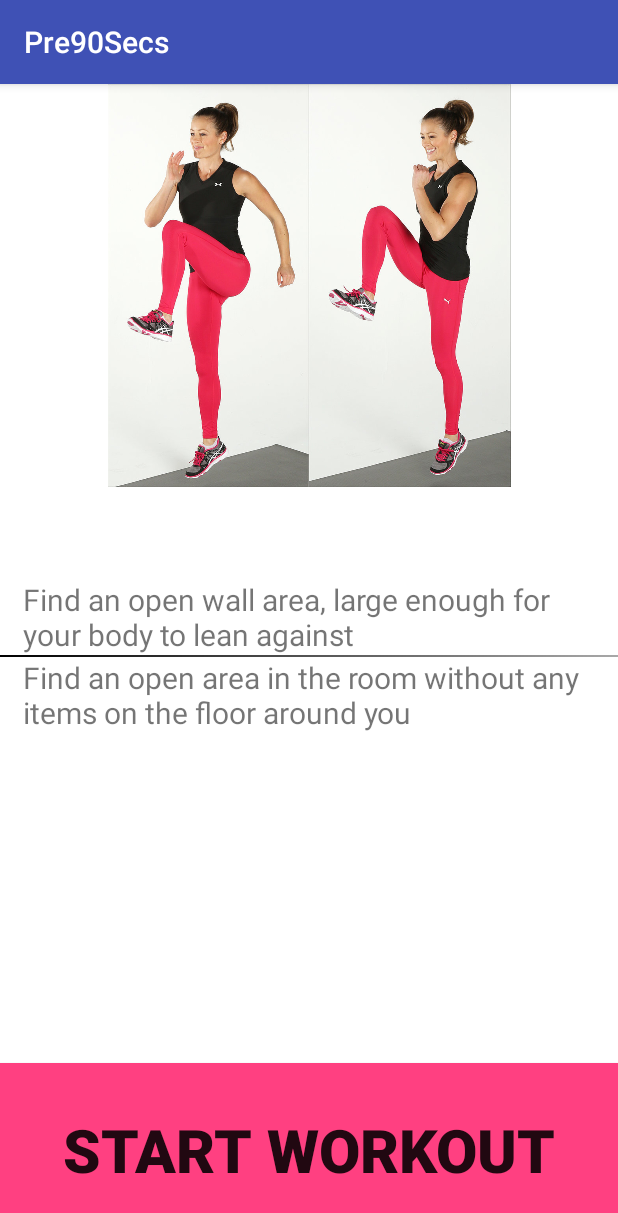
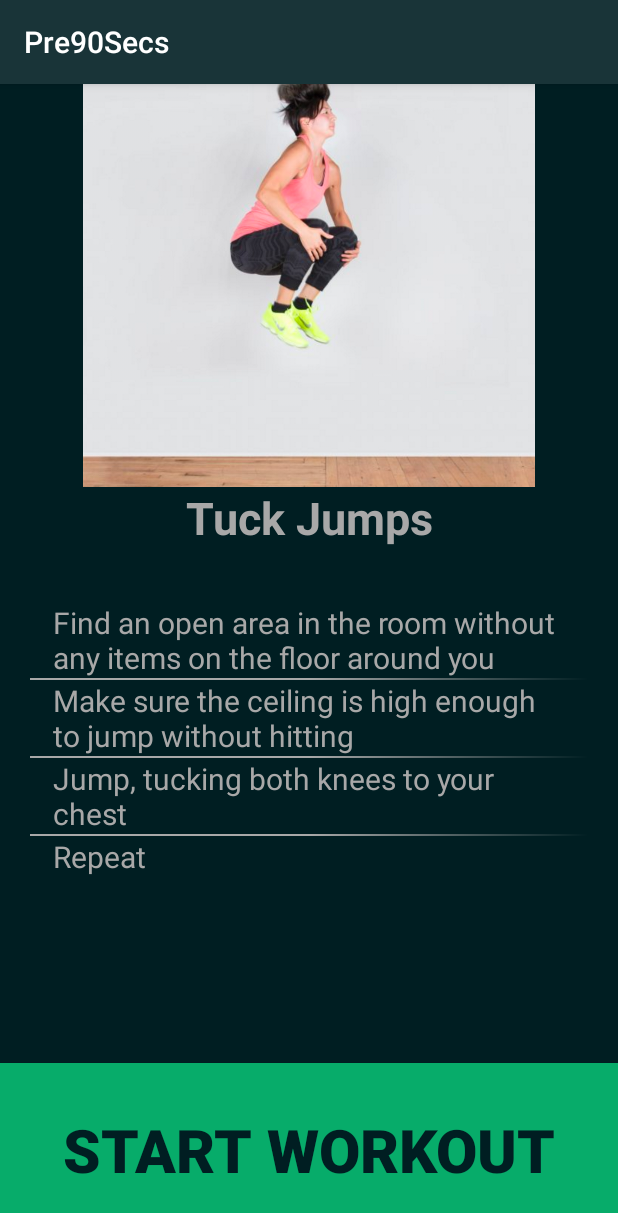
Before and after one commit to alliejc/pre90secs-android, an Android app: the screen it shows after launch (MainActivity), after a tap on "FETCH A WORKOUT", on a phone screen of 412 x 824 dp. Shown: the top 1213 px of the screen. Run offline under Robolectric (Android 15) with nearby library versions, the phone set to English and light mode, and no system bars; our stand-ins replace data binding.

Commit message:
Added more exercises to JSON Added a completion beep Fixed fragment stack

```diff
--- a/app/src/main/java/com/allie/pre90secs/CustomRecyclerViewAdapter.java
+++ b/app/src/main/java/com/allie/pre90secs/CustomRecyclerViewAdapter.java
@@ -8,22 +8,15 @@ import android.view.View;
 import android.view.ViewGroup;
 import android.widget.TextView;
 
-import com.allie.pre90secs.Data.ExerciseItem;
-
-import java.lang.reflect.Array;
-import java.util.ArrayList;
 import java.util.List;
-import java.util.Objects;
 
 public class CustomRecyclerViewAdapter extends RecyclerView.Adapter<CustomRecyclerViewAdapter.CustomViewHolder> {
 
-//    private List mList;
-    private List<ExerciseItem> mList;
-    private Array instructionList;
+    private List mInstructionList;
     private Context mContext;
 
     public CustomRecyclerViewAdapter(List list, Context context) {
-        this.mList = list;
+        this.mInstructionList = list;
         this.mContext = context;
     }
 
@@ -40,18 +33,15 @@ public class CustomRecyclerViewAdapter extends RecyclerView.Adapter<CustomRecycl
     @Override
     public void onBindViewHolder(CustomViewHolder holder, int position) {
 
-        int currentIndex = 0;
-
-        List instructionList = mList.get(position).getInstructions();
+        String exerciseItem = mInstructionList.get(position).toString();
         TextView instructionText = holder.instructionText;
 
-        instructionText.setText(instructionList.get(currentIndex).toString());
-        currentIndex++;
+        instructionText.setText(exerciseItem);
     }
 
     @Override
     public int getItemCount() {
-        return mList.size();
+        return mInstructionList.size();
     }
 
     public class CustomViewHolder extends RecyclerView.ViewHolder {
--- a/app/src/main/java/com/allie/pre90secs/Data/ExerciseItem.java
+++ b/app/src/main/java/com/allie/pre90secs/Data/ExerciseItem.java
@@ -10,12 +10,12 @@ public class ExerciseItem {
     @SerializedName("title")
     @Expose
     private String title;
-    @SerializedName("photo")
+    @SerializedName("image")
     @Expose
-    private String photo;
+    private String image;
     @SerializedName("instructions")
     @Expose
-    private List<String> instructions;
+    private List<String> instructions = null;
 
     public String getTitle() {
         return title;
@@ -25,12 +25,12 @@ public class ExerciseItem {
         this.title = title;
     }
 
-    public String getPhoto() {
-        return photo;
+    public String getImage() {
+        return image;
     }
 
-    public void setPhoto(String photo) {
-        this.photo = photo;
+    public void setImage(String image) {
+        this.image = image;
     }
 
     public List<String> getInstructions() {
@@ -40,4 +40,5 @@ public class ExerciseItem {
     public void setInstructions(List<String> instructions) {
         this.instructions = instructions;
     }
+
 }
--- a/app/src/main/java/com/allie/pre90secs/FetchWorkoutFragment.java
+++ b/app/src/main/java/com/allie/pre90secs/FetchWorkoutFragment.java
@@ -46,14 +46,14 @@ public class FetchWorkoutFragment extends Fragment {
             @Override
             public void onClick(View v) {
 
-                onButtonPressed(true);
+                fetchWorkout();
             }
         });
     }
 
-    public void onButtonPressed(boolean loadWorkout) {
+    public void fetchWorkout() {
         if (mListener != null) {
-            mListener.onFetchWorkoutFragmentInteraction(loadWorkout);
+            mListener.onFetchWorkoutFragmentInteraction();
         }
     }
 
@@ -75,6 +75,6 @@ public class FetchWorkoutFragment extends Fragment {
     }
 
     public interface OnFetchWorkoutFragmentInteractionListener {
-        void onFetchWorkoutFragmentInteraction(boolean loadWorkout);
+        void onFetchWorkoutFragmentInteraction();
     }
 }
--- a/app/src/main/java/com/allie/pre90secs/MainActivity.java
+++ b/app/src/main/java/com/allie/pre90secs/MainActivity.java
@@ -12,42 +12,56 @@ public class MainActivity extends AppCompatActivity implements WorkoutFragment.O
     @Override
     protected void onCreate(Bundle savedInstanceState) {
         super.onCreate(savedInstanceState);
+
+        if (savedInstanceState == null) {
             setContentView(R.layout.activity_main);
 
             mFragmentManager = getSupportFragmentManager();
-        showInitialScreen(false);
+            showInitialScreen();
         }
 
-    private void manageFragmentStack(boolean loadWorkout) {
+    }
 
-            if (loadWorkout) {
+//    private void manageFragmentStack(boolean loadWorkout) {
+//
+//            if (loadWorkout) {
 //                mFragmentManager.popBackStack(null, FragmentManager.POP_BACK_STACK_INCLUSIVE);
-                WorkoutFragment workoutFragment = WorkoutFragment.newInstance();
-                mFragmentManager.beginTransaction().add(R.id.main_framelayout, workoutFragment, "fragment").addToBackStack(null)
-                        .addToBackStack(null)
-                        .commit();
-            } else {
+//                WorkoutFragment workoutFragment = WorkoutFragment.newInstance();
+//                mFragmentManager.beginTransaction().add(R.id.main_framelayout, workoutFragment, "fragment").addToBackStack(null)
+//                        .addToBackStack(null)
+//                        .commit();
+//            } else {
 //                mFragmentManager.popBackStack(null, FragmentManager.POP_BACK_STACK_INCLUSIVE);
+//                FetchWorkoutFragment fetchWorkoutFragment = FetchWorkoutFragment.newInstance();
+//                mFragmentManager.beginTransaction().add(R.id.main_framelayout, fetchWorkoutFragment, "fragment").addToBackStack(null)
+//                        .addToBackStack(null)
+//                        .commit();
+//            }
+//    }
+
+    private void showInitialScreen() {
         FetchWorkoutFragment fetchWorkoutFragment = FetchWorkoutFragment.newInstance();
         mFragmentManager.beginTransaction().add(R.id.main_framelayout, fetchWorkoutFragment, "fragment").addToBackStack(null)
                 .addToBackStack(null)
                 .commit();
     }
-    }
 
-    private void showInitialScreen(boolean loadWorkout) {
-        manageFragmentStack(loadWorkout);
+    @Override
+    public void onWorkoutFragmentInteraction() {
+//        mFragmentManager.popBackStack(null, FragmentManager.POP_BACK_STACK_INCLUSIVE);
+        FetchWorkoutFragment fetchWorkoutFragment = FetchWorkoutFragment.newInstance();
+        mFragmentManager.beginTransaction().add(R.id.main_framelayout, fetchWorkoutFragment, "fragment").addToBackStack(null)
+                .addToBackStack(null)
+                .commit();
     }
 
     @Override
-    public void onWorkoutFragmentInteraction(boolean loadWorkout) {
+    public void onFetchWorkoutFragmentInteraction() {
 
-        manageFragmentStack(loadWorkout);
-    }
-
-    @Override
-    public void onFetchWorkoutFragmentInteraction(boolean loadWorkout) {
-
-        manageFragmentStack(loadWorkout);
+//        mFragmentManager.popBackStack(null, FragmentManager.POP_BACK_STACK_INCLUSIVE);
+        WorkoutFragment workoutFragment = WorkoutFragment.newInstance();
+        mFragmentManager.beginTransaction().add(R.id.main_framelayout, workoutFragment, "fragment").addToBackStack(null)
+                .addToBackStack(null)
+                .commit();
     }
 }
--- a/app/src/main/java/com/allie/pre90secs/WorkoutFragment.java
+++ b/app/src/main/java/com/allie/pre90secs/WorkoutFragment.java
@@ -1,7 +1,11 @@
 package com.allie.pre90secs;
 
 import android.content.Context;
+import android.content.res.Resources;
+import android.graphics.Bitmap;
+import android.graphics.BitmapFactory;
 import android.graphics.drawable.Drawable;
+import android.media.MediaPlayer;
 import android.os.Bundle;
 import android.os.Handler;
 import android.support.annotation.Nullable;
@@ -19,37 +23,26 @@ import android.widget.TextView;
 
 import com.allie.pre90secs.Data.ExerciseItem;
 import com.google.gson.Gson;
-import com.google.gson.GsonBuilder;
-import com.google.gson.JsonObject;
-import com.google.gson.JsonParser;
 import com.google.gson.reflect.TypeToken;
-
-import org.json.JSONArray;
-import org.json.JSONException;
-import org.json.JSONObject;
-
 import java.io.IOException;
 import java.io.InputStream;
 import java.lang.reflect.Type;
-import java.util.ArrayList;
-import java.util.HashMap;
 import java.util.List;
-import java.util.Map;
-
-import static com.allie.pre90secs.R.attr.title;
+import java.util.Random;
 
 public class WorkoutFragment extends Fragment {
 
-    private ImageView imageView;
-    private TextView mTitle;
+    private ImageView mImageView;
+    private TextView mTitleView;
     private Button startButton;
     private Button workoutTimer;
     private Handler mTimerHandler = new Handler();
     private int mTotalTime = 0;
     private RecyclerView mRecyclerView;
     private CustomRecyclerViewAdapter mAdapter;
-    private List mList;
+    private List mInstructionList;
     private LinearLayoutManager mLayoutManager;
+    private Boolean mBeepPlayed = false;
 
     private OnWorkoutFragmentInteractionListener mListener;
 
@@ -73,9 +66,9 @@ public class WorkoutFragment extends Fragment {
         // Inflate the layout for this fragment
         View v = inflater.inflate(R.layout.fragment_workout, container, false);
 
-        mTitle = (TextView) v.findViewById(R.id.title);
-        imageView = (ImageView) v.findViewById(R.id.workoutImage);
-        imageView.setImageResource(R.drawable.knee_high);
+        mTitleView = (TextView) v.findViewById(R.id.title);
+        mImageView = (ImageView) v.findViewById(R.id.workoutImage);
+        mImageView.setImageResource(R.drawable.knee_high);
         startButton = (Button) v.findViewById(R.id.startButton);
         workoutTimer = (Button) v.findViewById(R.id.workoutTimer);
         mRecyclerView = (RecyclerView) v.findViewById(R.id.recycler_view);
@@ -87,7 +80,7 @@ public class WorkoutFragment extends Fragment {
     public void onViewCreated(View view, @Nullable Bundle savedInstanceState) {
         super.onViewCreated(view, savedInstanceState);
 
-        setupRecyclerView();
+        setupUi();
 
         startButton.setOnClickListener(new View.OnClickListener() {
             @Override
@@ -102,25 +95,34 @@ public class WorkoutFragment extends Fragment {
         RecyclerView.ItemDecoration dividerItemDecoration = new RecyclerDivider(dividerDrawable);
         mRecyclerView.addItemDecoration(dividerItemDecoration);
 
-        mList = loadJSONFromAsset();
-
-//        mTitle.setText("KNEE HIGH");
-//        mList.add(0, "Find an open area in the room without any items on the floor around you");
-//        mList.add(1, "Make sure the ceiling is high enough to jump without hitting");
-//        mList.add(2, "Jump, tucking each knee to your chest");
-//        mList.add(3, "Repeat");
-
         mLayoutManager = new LinearLayoutManager(getContext(), LinearLayoutManager.VERTICAL, false);
         mRecyclerView.setLayoutManager(mLayoutManager);
         mRecyclerView.setHasFixedSize(true);
 
-        mAdapter = new CustomRecyclerViewAdapter(mList, getContext());
+        mAdapter = new CustomRecyclerViewAdapter(mInstructionList, getContext());
 
         mRecyclerView.setAdapter(mAdapter);
 
     }
 
-    public List loadJSONFromAsset() {
+    private void setupUi() {
+
+        ExerciseItem itemToDisplay = loadJSONFromAsset();
+        mTitleView.setText(itemToDisplay.getTitle());
+        mInstructionList = itemToDisplay.getInstructions();
+
+        String image = itemToDisplay.getImage();
+        Resources resources = getContext().getResources();
+
+        int resourceId = resources.getIdentifier(image, "drawable", getContext().getPackageName());
+        Drawable drawable = resources.getDrawable(resourceId);
+
+        mImageView.setImageDrawable(drawable);
+        setupRecyclerView();
+
+    }
+
+    public ExerciseItem loadJSONFromAsset() {
         String json = null;
         try {
             InputStream is = getActivity().getAssets().open("ExerciseObject.json");
@@ -136,10 +138,20 @@ public class WorkoutFragment extends Fragment {
         Gson gson = new Gson();
         Type type = new TypeToken<List<ExerciseItem>>(){}.getType();
         List<ExerciseItem> exerciseItemList = gson.fromJson(json, type);
-        for (ExerciseItem exerciseItem : exerciseItemList){
-            Log.i("Workout Details", exerciseItem.getTitle() + "-" + exerciseItem.getPhoto());
+
+        for (ExerciseItem exerciseItem : exerciseItemList) {
+            Log.i("Workout Details", exerciseItem.getTitle() + exerciseItem.getImage());
         }
-        return  exerciseItemList;
+
+        return  getRandomItem(exerciseItemList);
+    }
+
+    private ExerciseItem getRandomItem(List<ExerciseItem> exerciseItemList) {
+        int max = exerciseItemList.size();
+        Random r = new Random();
+        int random = r.nextInt(max);
+
+        return exerciseItemList.get(random);
     }
 
     private void updateTimerUi() {
@@ -151,7 +163,8 @@ public class WorkoutFragment extends Fragment {
         mSeconds = ((mTotalTime / 1000) % 60);
         mMinutes = ((mTotalTime / 1000) / 60);
 
-        if(mTotalTime > 90000){
+        if(mTotalTime > 90000 && !mBeepPlayed){
+            playBeep();
            stopTimer();
         }
 
@@ -167,6 +180,26 @@ public class WorkoutFragment extends Fragment {
         }
     };
 
+    private void playBeep() {
+
+        final MediaPlayer mediaPlayer = MediaPlayer.create(getContext(), R.raw.beep);
+
+        mediaPlayer.setOnPreparedListener(new MediaPlayer.OnPreparedListener() {
+            @Override
+            public void onPrepared(MediaPlayer mp) {
+                mediaPlayer.start();
+            }
+        });
+
+        mediaPlayer.setOnCompletionListener(new MediaPlayer.OnCompletionListener() {
+            @Override
+            public void onCompletion(MediaPlayer mp) {
+                mBeepPlayed = true;
+                mediaPlayer.release();
+            }
+        });
+    }
+
     private void resetTimerHandler() {
         mTimerHandler.removeCallbacks(timerRunnable);
     }
@@ -175,6 +208,7 @@ public class WorkoutFragment extends Fragment {
         workoutTimer.setVisibility(View.VISIBLE);
         startButton.setVisibility(View.GONE);
 
+        mBeepPlayed = false;
         updateTimerUi();
     }
 
@@ -184,12 +218,12 @@ public class WorkoutFragment extends Fragment {
 
         resetTimerHandler();
 
-        backToFetchScreen(false);
+        backToFetchScreen();
     }
 
-    public void backToFetchScreen(boolean loadWorkout) {
+    public void backToFetchScreen() {
         if (mListener != null) {
-            mListener.onWorkoutFragmentInteraction(loadWorkout);
+            mListener.onWorkoutFragmentInteraction();
         }
     }
 
@@ -212,6 +246,6 @@ public class WorkoutFragment extends Fragment {
     }
 
     public interface OnWorkoutFragmentInteractionListener {
-        void onWorkoutFragmentInteraction(boolean loadWorkout);
+        void onWorkoutFragmentInteraction();
     }
 }
--- a/app/src/main/res/drawable/recycler_divider.xml
+++ b/app/src/main/res/drawable/recycler_divider.xml
@@ -2,9 +2,9 @@
 
 <shape xmlns:android="http://schemas.android.com/apk/res/android">
     <size android:height="1dip"/>
-    <gradient android:startColor="#a8a8a8"
-        android:centerColor="#545454"
-        android:endColor="#000000"
+    <gradient android:endColor="@color/white"
+        android:centerColor="@color/white"
+        android:startColor="@color/colorPrimaryDark"
         android:angle="180">
     </gradient>
 
--- a/app/src/main/res/layout/fragment_fetch_workout.xml
+++ b/app/src/main/res/layout/fragment_fetch_workout.xml
@@ -8,6 +8,7 @@
         android:id="@+id/fetchWorkoutButton"
         android:background="@color/colorAccent"
         android:textColor="@color/colorPrimaryDark"
+        android:layout_gravity="center"
         android:textStyle="bold"
         android:textSize="40dp"
         android:layout_width="300dp"
--- a/app/src/main/res/layout/fragment_workout.xml
+++ b/app/src/main/res/layout/fragment_workout.xml
@@ -3,7 +3,7 @@
     android:layout_width="match_parent"
     android:layout_height="match_parent"
     android:id="@+id/fragment_workout"
-    android:background="#ffffff"
+    android:background="@color/colorPrimaryDark"
     tools:context="com.allie.pre90secs.WorkoutFragment">
 
   <LinearLayout
@@ -22,18 +22,22 @@
           android:id="@+id/title"
           android:layout_width="match_parent"
           android:layout_height="0dp"
-          android:layout_weight="8"
-          android:textSize="20sp"
+          android:layout_weight="10"
+          android:textColor="@color/white"
+          android:textSize="30sp"
           android:textStyle="bold"
-          android:textAlignment="center"/>
+          android:textAlignment="center" />
 
       <android.support.v7.widget.RecyclerView
           android:id="@+id/recycler_view"
           android:layout_width="match_parent"
           android:layout_height="0dp"
+          android:paddingLeft="20dp"
+          android:paddingRight="20dp"
           android:fadeScrollbars="true"
           android:scrollbars="vertical"
-          android:layout_weight="42">
+          android:layout_weight="40"
+          android:background="@color/colorPrimaryDark">
       </android.support.v7.widget.RecyclerView>
 
       <Button
@@ -44,6 +48,7 @@
           android:background="@color/colorAccent"
           android:textStyle="bold"
           android:textSize="40sp"
+          android:textColor="@color/colorPrimaryDark"
           android:visibility="visible"
           android:text="START WORKOUT">
       </Button>
@@ -55,6 +60,7 @@
           android:background="@color/colorAccent"
           android:textStyle="bold"
           android:textSize="40sp"
+          android:textColor="@color/colorPrimaryDark"
           android:visibility="gone"
           android:text="TIMER">
       </Button>
--- a/app/src/main/res/layout/recyclerview_item.xml
+++ b/app/src/main/res/layout/recyclerview_item.xml
@@ -14,7 +14,8 @@
             android:gravity="center_vertical|center|start"
             android:layout_marginEnd="15dp"
             android:layout_marginStart="15dp"
-            android:textSize="20sp" />
+            android:textSize="20sp"
+            android:textColor="@color/white"/>
 
     </LinearLayout>
 </layout>
--- a/app/src/main/res/values/colors.xml
+++ b/app/src/main/res/values/colors.xml
@@ -1,6 +1,7 @@
 <?xml version="1.0" encoding="utf-8"?>
 <resources>
-    <color name="colorPrimary">#3F51B5</color>
-    <color name="colorPrimaryDark">#303F9F</color>
-    <color name="colorAccent">#FF4081</color>
+    <color name="colorPrimary">#193438</color>
+    <color name="colorPrimaryDark">#001e22</color>
+    <color name="colorAccent">#07ac6a</color>
+    <color name="white">#a8a8a8</color>
 </resources>
```
Also changed, not shown: app/src/main/assets/ExerciseObject.json (+47 -4 lines), app/src/main/res/drawable/bicycle_crunch.png (added), app/src/main/res/drawable/shoulder_bridge.png (added), app/src/main/res/drawable/swimmer.png (added), app/src/main/res/drawable/tuck_jump.png (added), 1 other file. Lines whose indentation alone changed are shown as unchanged.
